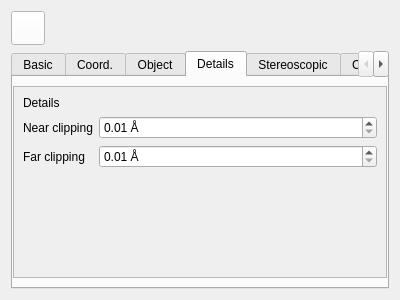
This is QChromosome/cameraattributes.ui in Michalaq/ChromosomeVisualizer as Qt 5 draws it before an edit. The edited form follows.
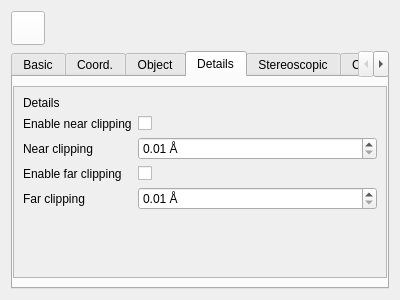
This is the edited form. The open tabs and pages were chosen to show the change. Icons and pictures are not drawn. Custom widgets are drawn as their Qt base class.

Commit message: Added possibility for future enabling/disabling clipping planes

Patch:
```diff
--- a/QChromosome/cameraattributes.ui
+++ b/QChromosome/cameraattributes.ui
@@ -691,7 +691,7 @@
            </item>
            <item>
             <layout class="QFormLayout" name="formLayout_6">
-             <item row="0" column="0">
+             <item row="1" column="0">
               <widget class="Label" name="label_20">
                <property name="text">
                 <string>Near clipping</string>
@@ -701,7 +701,7 @@
                </property>
               </widget>
              </item>
-             <item row="1" column="0">
+             <item row="3" column="0">
               <widget class="Label" name="label_21">
                <property name="text">
                 <string>Far clipping</string>
@@ -711,20 +711,20 @@
                </property>
               </widget>
              </item>
-             <item row="0" column="1">
-              <widget class="DoubleSpinBox" name="doubleSpinBox_11">
-               <property name="suffix">
-                <string> Å</string>
-               </property>
-               <property name="minimum">
-                <double>0.010000000000000</double>
-               </property>
-               <property name="maximum">
-                <double>65535.000000000000000</double>
-               </property>
-              </widget>
-             </item>
              <item row="1" column="1">
+              <widget class="DoubleSpinBox" name="doubleSpinBox_11">
+               <property name="suffix">
+                <string> Å</string>
+               </property>
+               <property name="minimum">
+                <double>0.010000000000000</double>
+               </property>
+               <property name="maximum">
+                <double>65535.000000000000000</double>
+               </property>
+              </widget>
+             </item>
+             <item row="3" column="1">
               <widget class="DoubleSpinBox" name="doubleSpinBox_12">
                <property name="suffix">
                 <string> Å</string>
@@ -737,6 +737,32 @@
                </property>
               </widget>
              </item>
+             <item row="0" column="0">
+              <widget class="Label" name="label_32">
+               <property name="text">
+                <string>Enable near clipping</string>
+               </property>
+               <property name="class" stdset="0">
+                <string>item</string>
+               </property>
+              </widget>
+             </item>
+             <item row="2" column="0">
+              <widget class="Label" name="label_33">
+               <property name="text">
+                <string>Enable far clipping</string>
+               </property>
+               <property name="class" stdset="0">
+                <string>item</string>
+               </property>
+              </widget>
+             </item>
+             <item row="0" column="1">
+              <widget class="QCheckBox" name="checkBox"/>
+             </item>
+             <item row="2" column="1">
+              <widget class="QCheckBox" name="checkBox_2"/>
+             </item>
             </layout>
            </item>
            <item>
```
